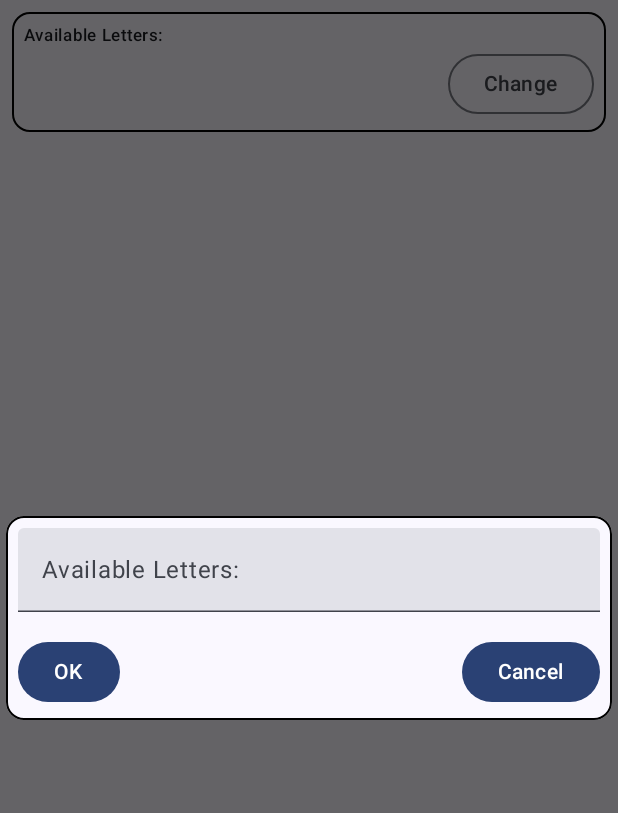
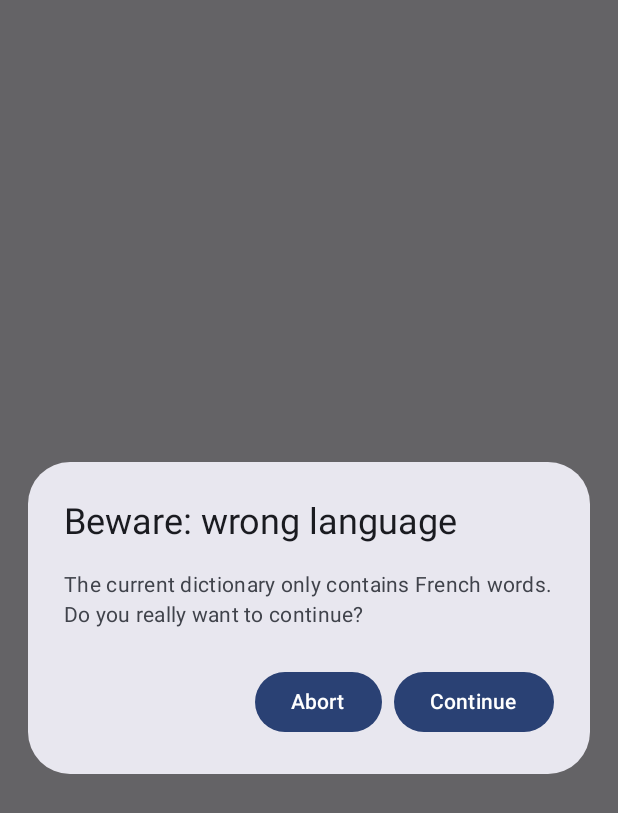
Before and after one commit to s-ball/lettersword, an Android app built with Jetpack Compose: the screen it shows after launch (MainActivity), on a phone screen of 412 x 824 dp. Shown: the top 813 px of the screen. Run offline under Robolectric (Android 15) with nearby library versions, the phone set to English and light mode, and no system bars.

Commit message:
Propose to abort on a not French system.

```diff
--- a/LettersWord/src/main/java/org/s_ball/lettersword/MainActivity.kt
+++ b/LettersWord/src/main/java/org/s_ball/lettersword/MainActivity.kt
@@ -7,15 +7,22 @@ import androidx.activity.enableEdgeToEdge
 import androidx.compose.foundation.layout.fillMaxSize
 import androidx.compose.foundation.layout.padding
 import androidx.compose.material3.Scaffold
+import androidx.compose.runtime.getValue
+import androidx.compose.runtime.mutableStateOf
+import androidx.compose.runtime.remember
+import androidx.compose.runtime.setValue
 import androidx.compose.ui.Modifier
 import org.s_ball.lettersword.data.WordsRepository
+import org.s_ball.lettersword.ui.NotFrenchDialog
 import org.s_ball.lettersword.ui.WordsView
 import org.s_ball.lettersword.ui.WordsViewModel
 import org.s_ball.lettersword.ui.theme.LettersWordTheme
+import kotlin.system.exitProcess
 
 class MainActivity : ComponentActivity() {
     override fun onCreate(savedInstanceState: Bundle?) {
         super.onCreate(savedInstanceState)
+        val locale: java.util.Locale = java.util.Locale.getDefault()
         val words = WordsRepository(
             applicationContext.resources.openRawResource(R.raw.words)
         )
@@ -23,11 +30,23 @@ class MainActivity : ComponentActivity() {
         enableEdgeToEdge()
         setContent {
             LettersWordTheme {
+                var display by remember { mutableStateOf(
+                    !locale.toString().startsWith("fr")) }
                 Scaffold(modifier = Modifier.Companion.fillMaxSize()) { innerPadding ->
-                    WordsView(
-                        model,
-                        modifier = Modifier.Companion.padding(innerPadding)
-                    )
+                    if (display) {
+                        NotFrenchDialog (
+                            onClose = { display = false }
+                        ) {
+                            this.finish()
+                            exitProcess(0)
+                        }
+                    }
+                    else {
+                        WordsView(
+                            model,
+                            modifier = Modifier.Companion.padding(innerPadding)
+                        )
+                    }
                 }
             }
         }
--- /dev/null
+++ b/LettersWord/src/main/java/org/s_ball/lettersword/ui/NotFrenchDialog.kt
@@ -0,0 +1,52 @@
+package org.s_ball.lettersword.ui
+
+import androidx.compose.foundation.layout.Column
+import androidx.compose.material3.AlertDialog
+import androidx.compose.material3.Button
+import androidx.compose.material3.Text
+import androidx.compose.runtime.Composable
+import androidx.compose.ui.Modifier
+import androidx.compose.ui.tooling.preview.Preview
+
+@Composable
+fun NotFrenchDialog(
+    modifier: Modifier = Modifier,
+    onClose: () -> Unit = {},
+    onAbort: () -> Unit)  {
+    AlertDialog(
+        confirmButton = {
+            Button(
+                onClick = onClose
+            ) {
+                Text("Continue")
+            }
+        },
+        onDismissRequest = { },
+        modifier = modifier,
+        dismissButton = {
+            Button(
+                onClick = {
+                    onClose()
+                    onAbort()
+                }
+            ) {
+                Text("Abort")
+            }
+        },
+        title = {
+            Text("Beware: wrong language")
+        },
+        text = {
+            Column {
+                Text("The current dictionary only contains French words.")
+                Text("Do you really want to continue?")
+            }
+        },
+    )
+}
+
+@Preview()
+@Composable
+fun AlertPreview() {
+   NotFrenchDialog {  }
+}
```
